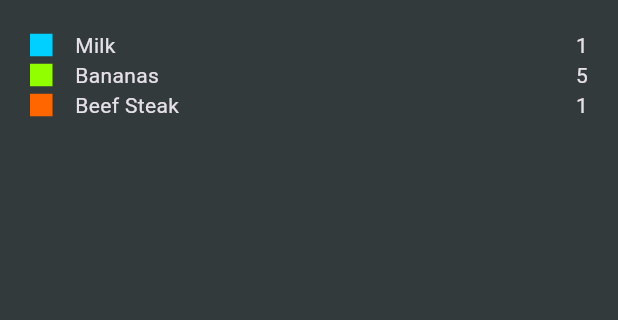
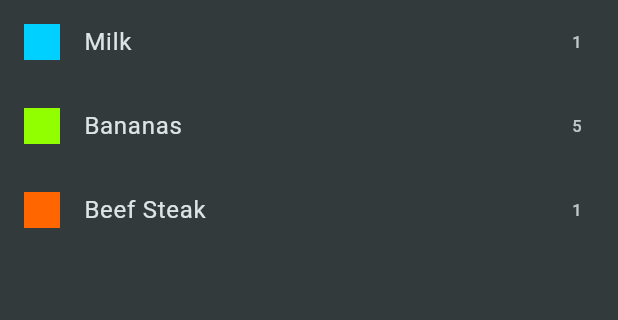
Before and after one commit to weitecklee/shopping_list_app, a Flutter app: the screen it shows after launch, on a phone screen of 412 x 824 dp, the part 84-404 px from its top. Run offline on Flutter 3.47's test engine with Material 3 defaults, Android fonts, the phone set to English and light mode, and no system bars.

Commit message:
convert to widget, use ListTile

```diff
--- a/lib/main.dart
+++ b/lib/main.dart
@@ -1,5 +1,5 @@
 import 'package:flutter/material.dart';
-import 'package:shopping_list_app/screens/groceries_screen.dart';
+import 'package:shopping_list_app/widgets/grocery_list.dart';
 
 void main() {
   runApp(const MyApp());
@@ -21,7 +21,7 @@ class MyApp extends StatelessWidget {
         ),
         scaffoldBackgroundColor: const Color.fromARGB(255, 50, 58, 60),
       ),
-      home: const GroceriesScreen(),
+      home: const GroceryList(),
     );
   }
 }
--- a/lib/screens/groceries_screen.dart
+++ /dev/null
@@ -1,32 +0,0 @@
-import 'package:flutter/material.dart';
-import 'package:shopping_list_app/data/dummy_items.dart';
-
-class GroceriesScreen extends StatelessWidget {
-  const GroceriesScreen({super.key});
-
-  @override
-  Widget build(BuildContext context) {
-    return Scaffold(
-      appBar: AppBar(
-        title: const Text('Your Groceries'),
-      ),
-      body: ListView.builder(
-        padding: const EdgeInsets.all(20),
-        itemCount: groceryItems.length,
-        itemBuilder: (ctx, i) => Row(
-          children: [
-            Container(
-              width: 15,
-              height: 15,
-              color: groceryItems[i].category.color,
-            ),
-            const SizedBox(width: 15),
-            Text(groceryItems[i].name),
-            const Spacer(),
-            Text(groceryItems[i].quantity.toString()),
-          ],
-        ),
-      ),
-    );
-  }
-}
--- /dev/null
+++ b/lib/widgets/grocery_list.dart
@@ -0,0 +1,27 @@
+import 'package:flutter/material.dart';
+import 'package:shopping_list_app/data/dummy_items.dart';
+
+class GroceryList extends StatelessWidget {
+  const GroceryList({super.key});
+
+  @override
+  Widget build(BuildContext context) {
+    return Scaffold(
+      appBar: AppBar(
+        title: const Text('Your Groceries'),
+      ),
+      body: ListView.builder(
+        itemCount: groceryItems.length,
+        itemBuilder: (ctx, i) => ListTile(
+          title: Text(groceryItems[i].name),
+          leading: Container(
+            width: 24,
+            height: 24,
+            color: groceryItems[i].category.color,
+          ),
+          trailing: Text(groceryItems[i].quantity.toString()),
+        ),
+      ),
+    );
+  }
+}
```
